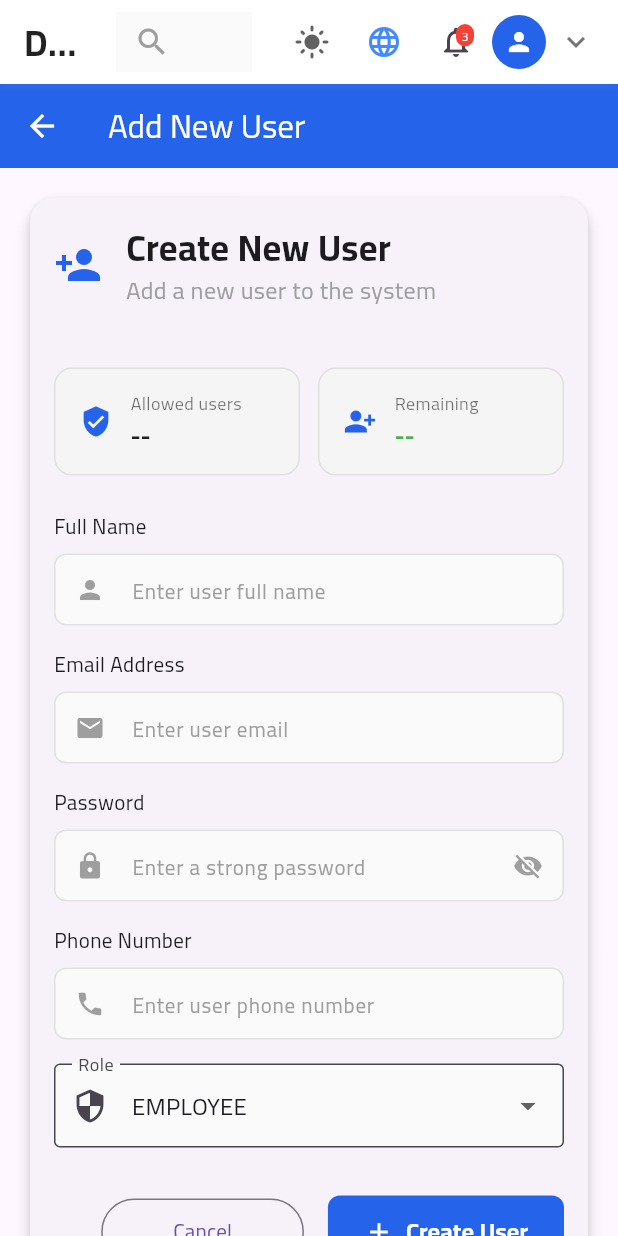
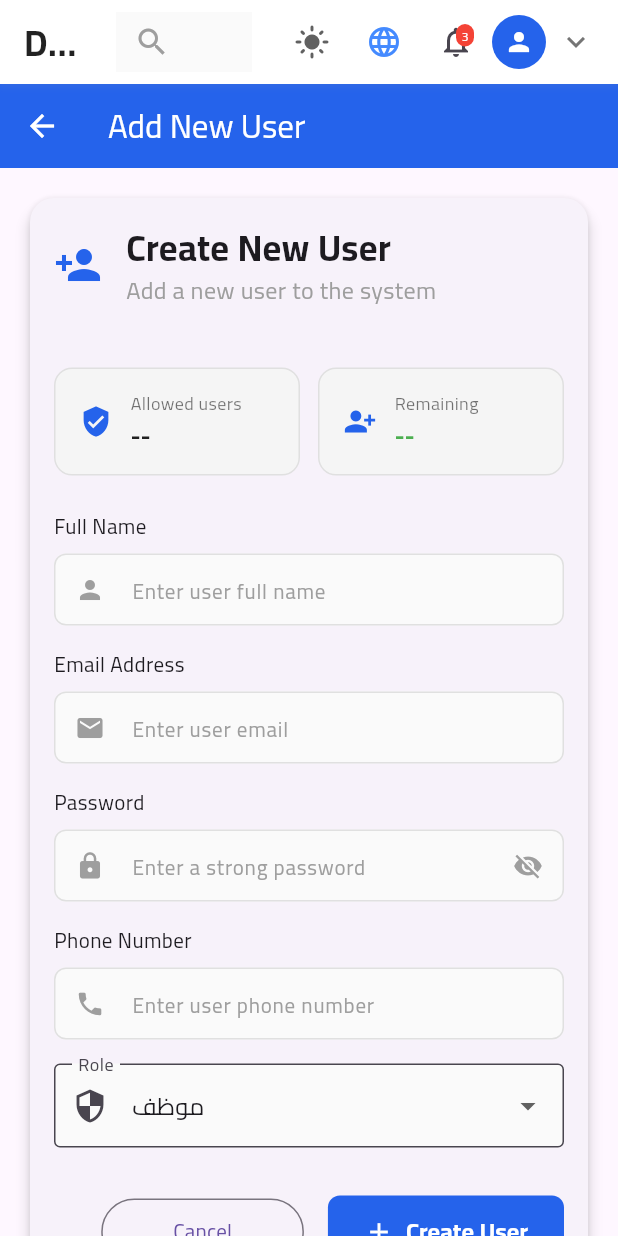
Before and after one commit to kareemkhaalil/manzoma, a Flutter app: the UsersCreateScreen screen opened by its route, on a phone screen of 412 x 824 dp. Run offline on Flutter 3.47's test engine with Material 3 defaults, Android fonts, the phone set to English and light mode, and no system bars; our stand-ins replace dartz, equatable, flutter_bloc, flutter_screenutil, get_it, go_router and 2 more; missing offline and left inert: image_sequence_animator; accounts and stored records are empty.

```diff
--- a/lib/features/users/presentation/screens/users_create_screen.dart
+++ b/lib/features/users/presentation/screens/users_create_screen.dart
@@ -484,19 +484,23 @@ class _UsersCreateScreenState extends State<UsersCreateScreen> {
               keyboardType: TextInputType.phone,
             ),
             const SizedBox(height: 16),
-            DropdownButtonFormField<UserRole>(
+            DropdownButtonFormField<UserRole?>(
               value: _selectedRole,
               decoration: const InputDecoration(
                 labelText: 'Role',
                 prefixIcon: Icon(Icons.security),
                 border: OutlineInputBorder(),
               ),
-              items: _roles
-                  .map((role) => DropdownMenuItem<UserRole>(
-                        value: role,
-                        child: Text(role.name.toUpperCase()),
-                      ))
-                  .toList(),
+              items: const [
+                DropdownMenuItem<UserRole?>(
+                  value: UserRole.cad,
+                  child: Text('مدير فرع'),
+                ),
+                DropdownMenuItem<UserRole?>(
+                  value: UserRole.employee,
+                  child: Text('موظف'),
+                ),
+              ],
               onChanged: (UserRole? newValue) {
                 if (newValue != null) {
                   setState(() {
```
Also changed, not shown: lib/features/users/data/datasources/user_remote_datasource.dart (+20 -9 lines), lib/features/users/presentation/screens/users_screen.dart (+12 -25 lines), lib/features/users/presentation/widgets/user_card.dart (+16 -16 lines).
